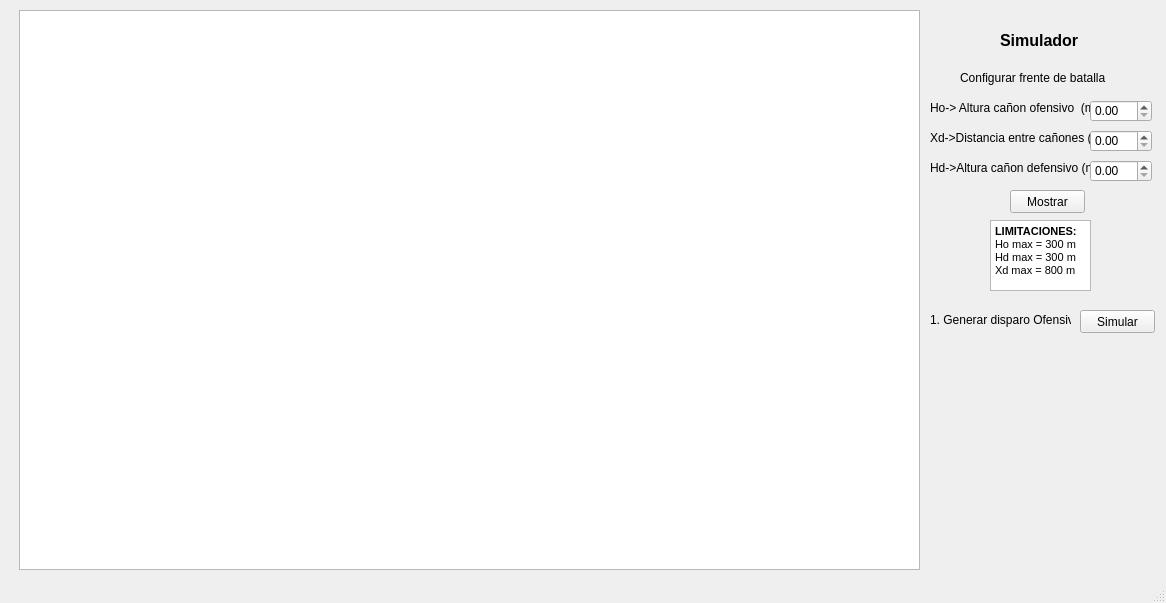
First picture: the form in Parcial-Final/mainwindow.ui, repository Mauricioduque/Parcial-Final, before the edit.
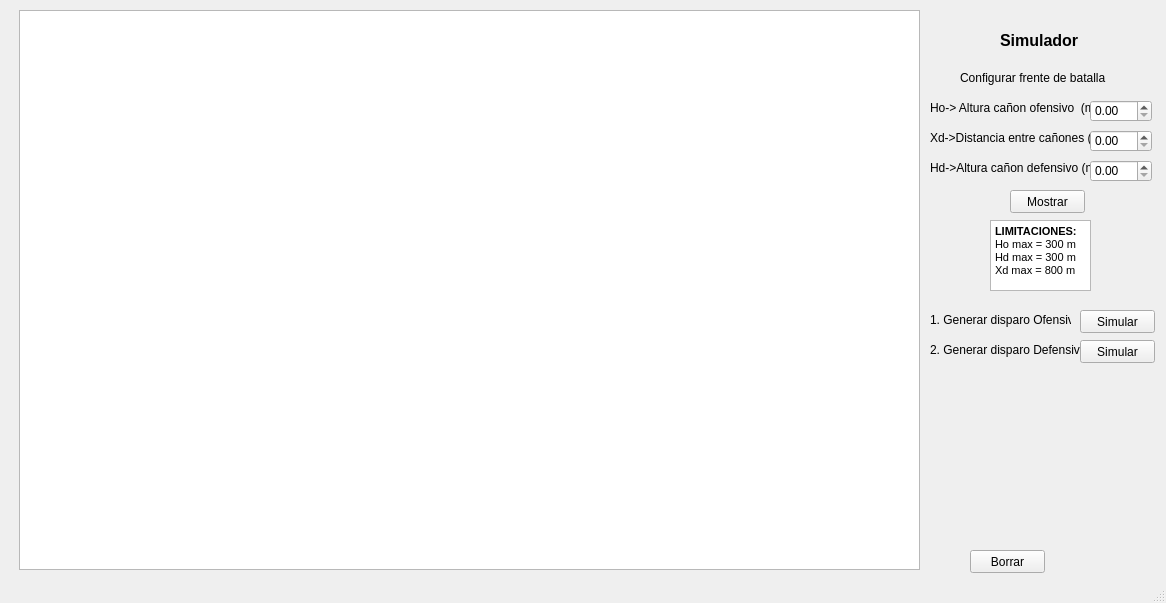
Second picture: the form after the edit.

Commit message: se generan disparos defensivos

```diff
--- a/Parcial-Final/mainwindow.ui
+++ b/Parcial-Final/mainwindow.ui
@@ -196,6 +196,45 @@
      <string>Simular</string>
     </property>
    </widget>
+   <widget class="QLabel" name="label_7">
+    <property name="geometry">
+     <rect>
+      <x>930</x>
+      <y>340</y>
+      <width>151</width>
+      <height>20</height>
+     </rect>
+    </property>
+    <property name="text">
+     <string>2. Generar disparo Defensivos</string>
+    </property>
+   </widget>
+   <widget class="QPushButton" name="pushButton_3">
+    <property name="geometry">
+     <rect>
+      <x>1080</x>
+      <y>340</y>
+      <width>75</width>
+      <height>23</height>
+     </rect>
+    </property>
+    <property name="text">
+     <string>Simular</string>
+    </property>
+   </widget>
+   <widget class="QPushButton" name="pushButton_4">
+    <property name="geometry">
+     <rect>
+      <x>970</x>
+      <y>550</y>
+      <width>75</width>
+      <height>23</height>
+     </rect>
+    </property>
+    <property name="text">
+     <string>Borrar</string>
+    </property>
+   </widget>
   </widget>
   <widget class="QStatusBar" name="statusbar"/>
  </widget>
```
The commit also changes 8 other files.
